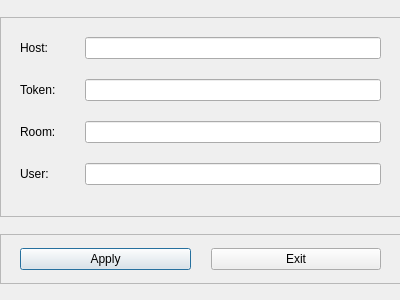
First picture: the form in teevid-client-native/ConnectParamsDialog.ui, repository bizzabo/teevid-sdk-samples, before the edit.
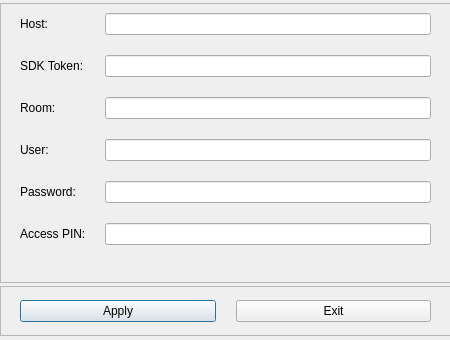
Second picture: the form after the edit.

```diff
--- a/teevid-client-native/ConnectParamsDialog.ui
+++ b/teevid-client-native/ConnectParamsDialog.ui
@@ -6,8 +6,8 @@
    <rect>
     <x>0</x>
     <y>0</y>
-    <width>400</width>
-    <height>300</height>
+    <width>450</width>
+    <height>340</height>
    </rect>
   </property>
   <property name="windowTitle">
@@ -18,8 +18,8 @@
     <rect>
      <x>0</x>
      <y>0</y>
-     <width>401</width>
-     <height>301</height>
+     <width>451</width>
+     <height>341</height>
     </rect>
    </property>
    <layout class="QVBoxLayout" name="verticalLayout">
@@ -37,7 +37,13 @@
       <property name="minimumSize">
        <size>
         <width>0</width>
-        <height>200</height>
+        <height>280</height>
+       </size>
+      </property>
+      <property name="maximumSize">
+       <size>
+        <width>16777215</width>
+        <height>280</height>
        </size>
       </property>
       <property name="frameShape">
@@ -51,8 +57,8 @@
         <rect>
          <x>0</x>
          <y>0</y>
-         <width>401</width>
-         <height>210</height>
+         <width>451</width>
+         <height>290</height>
         </rect>
        </property>
        <layout class="QFormLayout" name="formLayout">
@@ -66,7 +72,7 @@
          <number>20</number>
         </property>
         <property name="topMargin">
-         <number>20</number>
+         <number>10</number>
         </property>
         <property name="rightMargin">
          <number>20</number>
@@ -102,6 +108,34 @@
         <item row="0" column="1">
          <widget class="QLineEdit" name="lineEditHost"/>
         </item>
+        <item row="1" column="0">
+         <widget class="QLabel" name="label_4">
+          <property name="sizePolicy">
+           <sizepolicy hsizetype="Fixed" vsizetype="Preferred">
+            <horstretch>0</horstretch>
+            <verstretch>0</verstretch>
+           </sizepolicy>
+          </property>
+          <property name="minimumSize">
+           <size>
+            <width>80</width>
+            <height>0</height>
+           </size>
+          </property>
+          <property name="maximumSize">
+           <size>
+            <width>80</width>
+            <height>16777215</height>
+           </size>
+          </property>
+          <property name="text">
+           <string>SDK Token:</string>
+          </property>
+         </widget>
+        </item>
+        <item row="1" column="1">
+         <widget class="QLineEdit" name="lineEditToken"/>
+        </item>
         <item row="2" column="0">
          <widget class="QLabel" name="label_2">
           <property name="sizePolicy">
@@ -158,8 +192,8 @@
         <item row="3" column="1">
          <widget class="QLineEdit" name="lineEditUser"/>
         </item>
-        <item row="1" column="0">
-         <widget class="QLabel" name="label_4">
+        <item row="4" column="0">
+         <widget class="QLabel" name="label_5">
           <property name="sizePolicy">
            <sizepolicy hsizetype="Fixed" vsizetype="Preferred">
             <horstretch>0</horstretch>
@@ -168,23 +202,41 @@
           </property>
           <property name="minimumSize">
            <size>
-            <width>60</width>
+            <width>70</width>
             <height>0</height>
            </size>
           </property>
           <property name="maximumSize">
            <size>
-            <width>60</width>
-            <height>16777215</height>
+            <width>16777215</width>
+            <height>70</height>
            </size>
           </property>
           <property name="text">
-           <string>Token:</string>
+           <string>Password:</string>
           </property>
          </widget>
         </item>
-        <item row="1" column="1">
-         <widget class="QLineEdit" name="lineEditToken"/>
+        <item row="4" column="1">
+         <widget class="QLineEdit" name="lineEditPassword">
+          <property name="echoMode">
+           <enum>QLineEdit::Password</enum>
+          </property>
+         </widget>
+        </item>
+        <item row="5" column="0">
+         <widget class="QLabel" name="label_6">
+          <property name="text">
+           <string>Access PIN:</string>
+          </property>
+         </widget>
+        </item>
+        <item row="5" column="1">
+         <widget class="QLineEdit" name="lineEditAccessPin">
+          <property name="echoMode">
+           <enum>QLineEdit::Password</enum>
+          </property>
+         </widget>
         </item>
        </layout>
       </widget>
@@ -215,7 +267,7 @@
         <rect>
          <x>0</x>
          <y>0</y>
-         <width>401</width>
+         <width>451</width>
          <height>51</height>
         </rect>
        </property>
```
